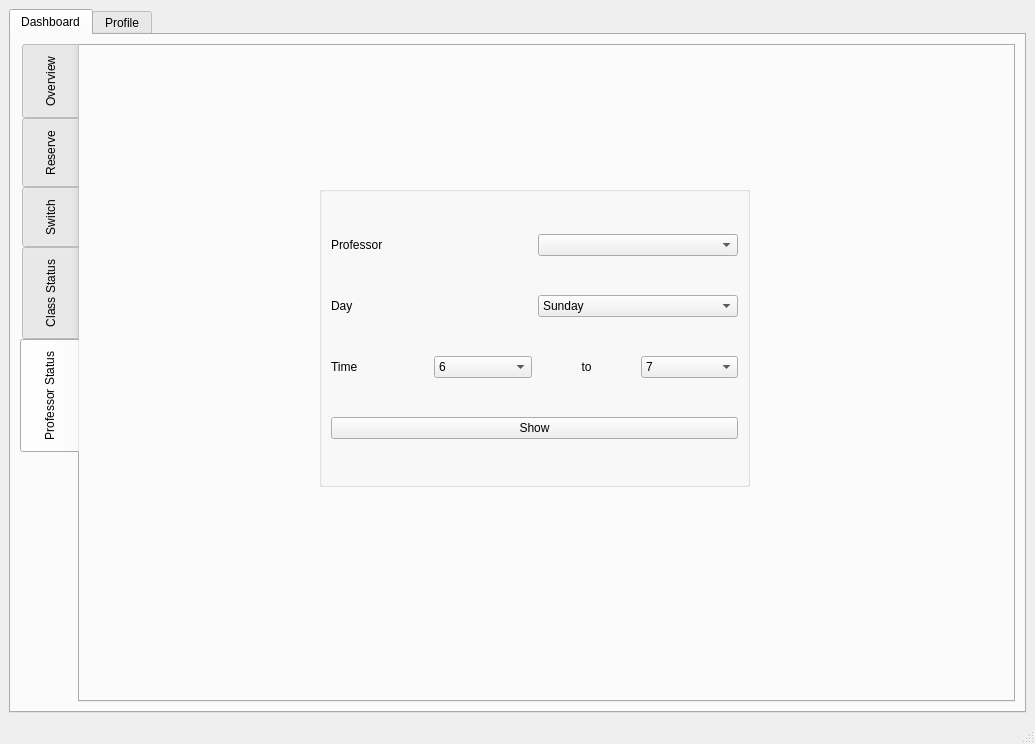
Qt form bms/mainwindow.ui (MythicSTR/bms-project) before a commit.
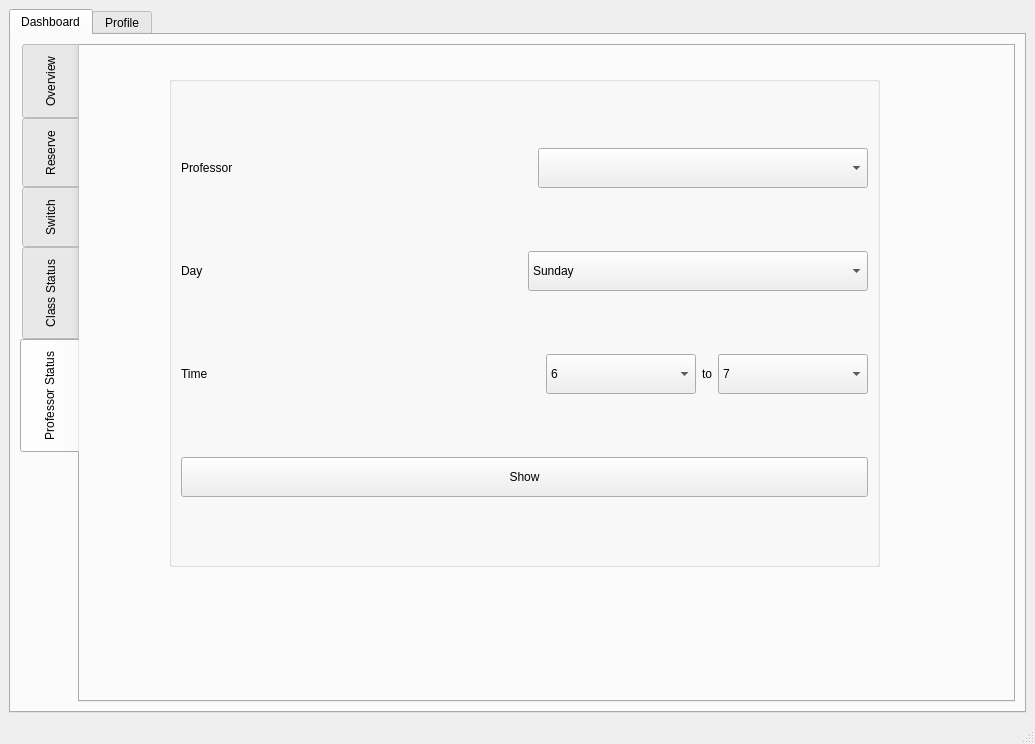
The same form after that commit. The open tabs and pages were chosen to show the change.

```diff
--- a/bms/mainwindow.ui
+++ b/bms/mainwindow.ui
@@ -1782,12 +1782,18 @@
            <widget class="QGroupBox" name="groupBox_5">
             <property name="geometry">
              <rect>
-              <x>239</x>
-              <y>140</y>
-              <width>431</width>
-              <height>301</height>
+              <x>89</x>
+              <y>30</y>
+              <width>711</width>
+              <height>491</height>
              </rect>
             </property>
+            <property name="sizePolicy">
+             <sizepolicy hsizetype="Maximum" vsizetype="Maximum">
+              <horstretch>0</horstretch>
+              <verstretch>0</verstretch>
+             </sizepolicy>
+            </property>
             <property name="title">
              <string/>
             </property>
@@ -1802,7 +1808,20 @@
                 </widget>
                </item>
                <item>
-                <widget class="QComboBox" name="ps_name"/>
+                <widget class="QComboBox" name="ps_name">
+                 <property name="sizePolicy">
+                  <sizepolicy hsizetype="Maximum" vsizetype="Maximum">
+                   <horstretch>0</horstretch>
+                   <verstretch>0</verstretch>
+                  </sizepolicy>
+                 </property>
+                 <property name="minimumSize">
+                  <size>
+                   <width>330</width>
+                   <height>40</height>
+                  </size>
+                 </property>
+                </widget>
                </item>
               </layout>
              </item>
@@ -1817,6 +1836,12 @@
                </item>
                <item>
                 <widget class="QComboBox" name="ps_day">
+                 <property name="minimumSize">
+                  <size>
+                   <width>300</width>
+                   <height>40</height>
+                  </size>
+                 </property>
                  <item>
                   <property name="text">
                    <string>Sunday</string>
@@ -1862,6 +1887,18 @@
                </item>
                <item>
                 <widget class="QComboBox" name="ps_start">
+                 <property name="sizePolicy">
+                  <sizepolicy hsizetype="Maximum" vsizetype="Maximum">
+                   <horstretch>0</horstretch>
+                   <verstretch>0</verstretch>
+                  </sizepolicy>
+                 </property>
+                 <property name="minimumSize">
+                  <size>
+                   <width>150</width>
+                   <height>40</height>
+                  </size>
+                 </property>
                  <item>
                   <property name="text">
                    <string>6</string>
@@ -1931,6 +1968,12 @@
                </item>
                <item>
                 <widget class="QLabel" name="label_33">
+                 <property name="sizePolicy">
+                  <sizepolicy hsizetype="Maximum" vsizetype="Maximum">
+                   <horstretch>0</horstretch>
+                   <verstretch>0</verstretch>
+                  </sizepolicy>
+                 </property>
                  <property name="text">
                   <string>to</string>
                  </property>
@@ -1941,6 +1984,18 @@
                </item>
                <item>
                 <widget class="QComboBox" name="ps_end">
+                 <property name="sizePolicy">
+                  <sizepolicy hsizetype="Maximum" vsizetype="Maximum">
+                   <horstretch>0</horstretch>
+                   <verstretch>0</verstretch>
+                  </sizepolicy>
+                 </property>
+                 <property name="minimumSize">
+                  <size>
+                   <width>150</width>
+                   <height>40</height>
+                  </size>
+                 </property>
                  <item>
                   <property name="text">
                    <string>7</string>
@@ -2012,6 +2067,12 @@
              </item>
              <item>
               <widget class="QPushButton" name="ps_show">
+               <property name="minimumSize">
+                <size>
+                 <width>0</width>
+                 <height>40</height>
+                </size>
+               </property>
                <property name="text">
                 <string>Show</string>
                </property>
```
Left out of the diff: 12 changed lines with no effect on the pictures.
